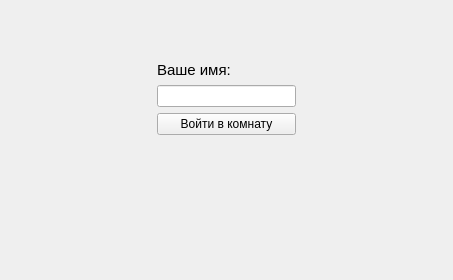
First picture: the form in designs/app.ui, repository gitgernit/qtroom, before the edit.
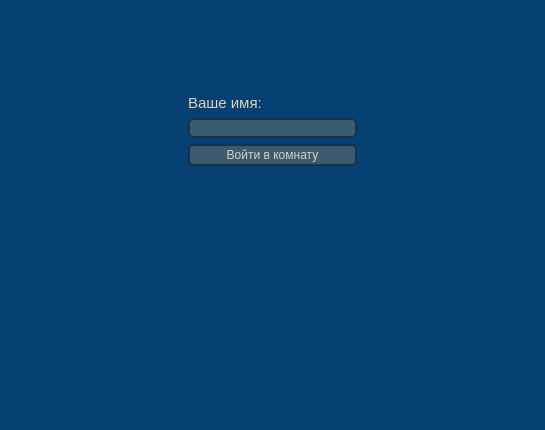
Second picture: the form after the edit.

Commit message: feat: major update - ui, more precise server handling

Patch:
```diff
--- a/designs/app.ui
+++ b/designs/app.ui
@@ -6,12 +6,15 @@
    <rect>
     <x>0</x>
     <y>0</y>
-    <width>453</width>
-    <height>280</height>
+    <width>545</width>
+    <height>430</height>
    </rect>
   </property>
   <property name="windowTitle">
-   <string>MainWindow</string>
+   <string>qtroom</string>
+  </property>
+  <property name="styleSheet">
+   <string notr="true">background-color: #074173;</string>
   </property>
   <widget class="QWidget" name="centralwidget">
    <layout class="QVBoxLayout" name="verticalLayout">
@@ -37,11 +40,21 @@
          <height>394</height>
         </size>
        </property>
+       <property name="styleSheet">
+        <string notr="true">background-color: #074173;</string>
+       </property>
        <layout class="QVBoxLayout" name="verticalLayout_2">
         <item>
          <layout class="QGridLayout" name="gridLayout">
           <item row="3" column="1">
-           <widget class="QPushButton" name="pushButton">
+           <widget class="QPushButton" name="connect_button">
+            <property name="styleSheet">
+             <string notr="true">border: 2px solid #153448;
+padding: 2px;
+border-radius: 5px;
+background-color: #3C5B6F;
+ color: #DFD0B8;</string>
+            </property>
             <property name="text">
              <string>Войти в комнату</string>
             </property>
@@ -64,6 +77,7 @@
            <widget class="QLabel" name="label">
             <property name="styleSheet">
              <string notr="true">font-size: 15px;
+color: #DFD0B8;
 </string>
             </property>
             <property name="text">
@@ -124,7 +138,18 @@
            </spacer>
           </item>
           <item row="2" column="1">
-           <widget class="QLineEdit" name="lineEdit_2"/>
+           <widget class="QLineEdit" name="username_input">
+            <property name="styleSheet">
+             <string notr="true">border: 2px solid #153448;
+border-radius: 5px;
+padding-left: 2px;
+background-color: #3C5B6F; color: #DFD0B8;
+</string>
+            </property>
+            <property name="text">
+             <string/>
+            </property>
+           </widget>
           </item>
           <item row="4" column="1">
            <spacer name="verticalSpacer_2">
```
Left out of the diff: 26 changed lines with no effect on the pictures. The commit also changes 7 other files.
